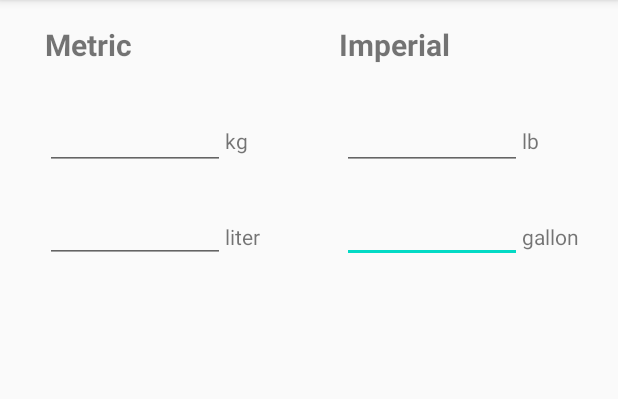
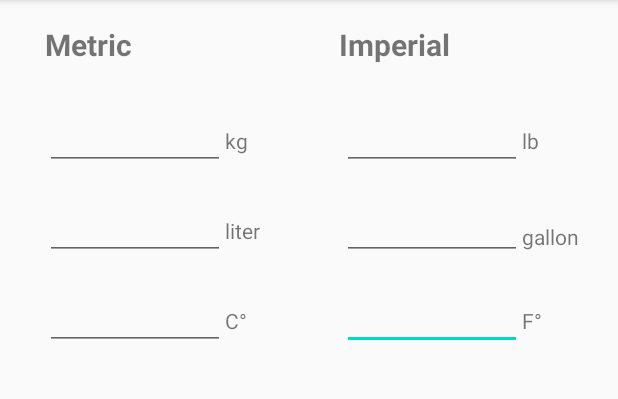
Before and after one commit to iSvirchev/Android_Organizer, an Android app: the Converter screen opened directly, with no data from a screen before it, on a phone screen of 412 x 824 dp, the part 84-483 px from its top. Run offline under Robolectric (Android 15) with nearby library versions, the phone set to English and light mode, and no system bars.

Commit message:
implemented Celsius<->Fahrenheit functionality.

```diff
--- a/Organizer/app/src/main/res/layout/activity_converter.xml
+++ b/Organizer/app/src/main/res/layout/activity_converter.xml
@@ -7,18 +7,64 @@
     tools:context=".Converter">
 
     <EditText
+        android:id="@+id/fahrenheit_tv"
+        android:layout_width="120dp"
+        android:layout_height="40dp"
+        android:layout_marginTop="150dp"
+        android:layout_marginEnd="64dp"
+        android:ems="10"
+        android:gravity="center"
+        android:inputType="numberDecimal|numberSigned"
+        android:maxLength="15"
+        android:tag="fahren"
+        app:layout_constraintEnd_toEndOf="parent"
+        app:layout_constraintTop_toBottomOf="@+id/imp_tv" />
+
+    <EditText
+        android:id="@+id/celsius_tv"
+        android:layout_width="120dp"
+        android:layout_height="40dp"
+        android:layout_marginStart="30dp"
+        android:layout_marginTop="150dp"
+        android:ems="10"
+        android:gravity="center"
+        android:inputType="numberDecimal|numberSigned"
+        android:maxLength="15"
+        android:tag="cel"
+        app:layout_constraintStart_toStartOf="parent"
+        app:layout_constraintTop_toBottomOf="@+id/metric_tv" />
+
+    <TextView
+        android:id="@+id/celsius_label"
+        android:layout_width="wrap_content"
+        android:layout_height="wrap_content"
+        android:layout_marginTop="204dp"
+        android:text="@string/c"
+        app:layout_constraintStart_toEndOf="@id/celsius_tv"
+        app:layout_constraintTop_toTopOf="parent" />
+
+    <TextView
+        android:id="@+id/fahren_tv"
+        android:layout_width="wrap_content"
+        android:layout_height="wrap_content"
+        android:layout_marginTop="204dp"
+        android:text="@string/f"
+        app:layout_constraintStart_toEndOf="@+id/fahrenheit_tv"
+        app:layout_constraintTop_toTopOf="parent" />
+
+    <EditText
         android:id="@+id/gallon_tv"
         android:layout_width="120dp"
         android:layout_height="40dp"
-        android:layout_marginTop="92dp"
+        android:layout_marginTop="90dp"
         android:layout_marginEnd="64dp"
         android:ems="10"
         android:gravity="center"
         android:inputType="numberDecimal"
         android:maxLength="15"
+        android:tag="gallon"
         app:layout_constraintEnd_toEndOf="parent"
-        app:layout_constraintTop_toBottomOf="@+id/imp_tv"
-        android:tag="gallon" />
+        app:layout_constraintTop_toBottomOf="@+id/imp_tv" />
 
     <TextView
         android:id="@+id/gallon_label"
@@ -33,7 +79,7 @@
         android:id="@+id/liter_label"
         android:layout_width="wrap_content"
         android:layout_height="wrap_content"
-        android:layout_marginTop="148dp"
+        android:layout_marginTop="144dp"
         android:text="@string/liter"
         app:layout_constraintStart_toEndOf="@+id/kg_tv"
         app:layout_constraintTop_toTopOf="parent" />
@@ -43,14 +89,14 @@
         android:layout_width="120dp"
         android:layout_height="40dp"
         android:layout_marginStart="30dp"
-        android:layout_marginTop="92dp"
+        android:layout_marginTop="90dp"
         android:ems="10"
         android:gravity="center"
         android:inputType="numberDecimal"
         android:maxLength="15"
+        android:tag="liter"
         app:layout_constraintStart_toStartOf="parent"
-        app:layout_constraintTop_toBottomOf="@+id/metric_tv"
-        android:tag="liter"/>
+        app:layout_constraintTop_toBottomOf="@+id/metric_tv" />
 
     <TextView
         android:id="@+id/metric_tv"
--- a/Organizer/app/src/main/res/values/strings.xml
+++ b/Organizer/app/src/main/res/values/strings.xml
@@ -8,4 +8,6 @@
     <string name="liter">liter</string>
     <string name="lb">lb</string>
     <string name="kg">kg</string>
+    <string name="f">F°</string>
+    <string name="c">C°</string>
 </resources>
```
Also changed, not shown: Organizer/app/src/main/java/com/organizer/Converter.java (+25 -7 lines).
